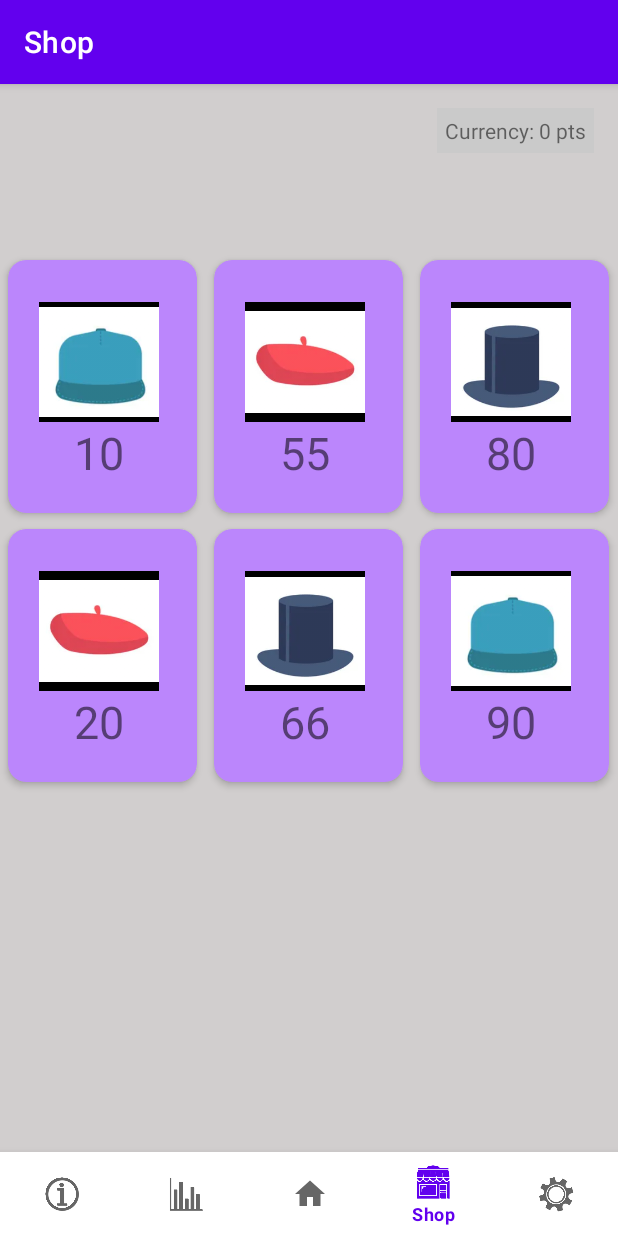
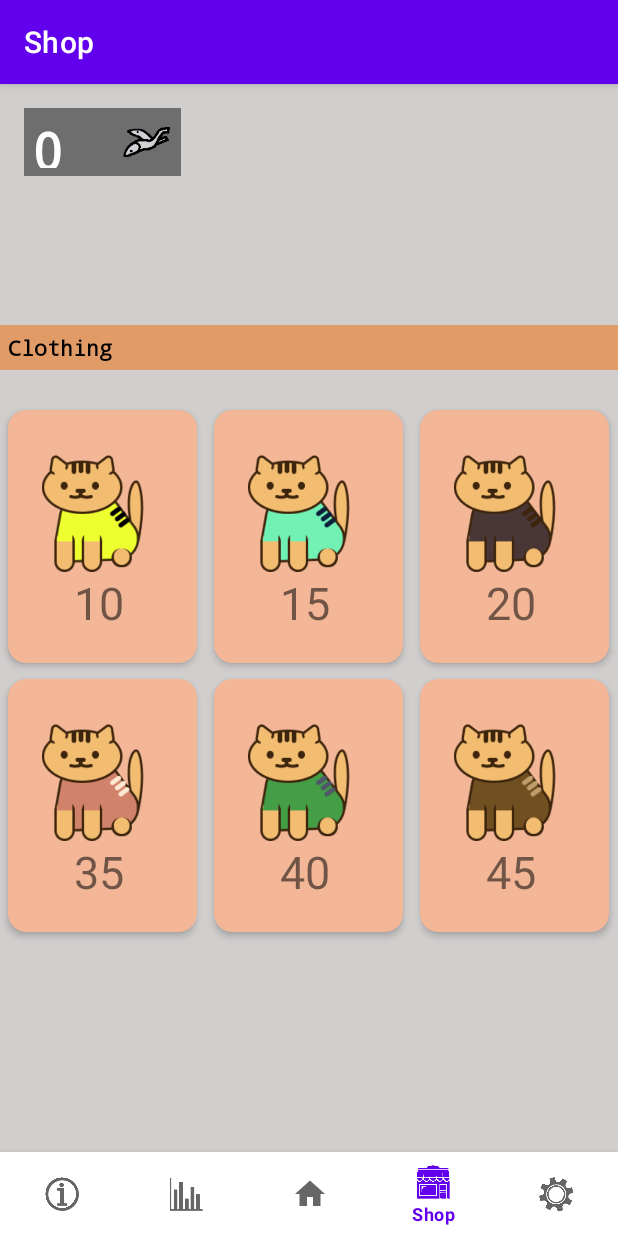
Before and after one commit to blackfloret/JuvenileDiabetesManager, an Android app: the ShopFragment screen opened through its navigation route, on a phone screen of 412 x 824 dp. Run offline under Robolectric (Android 15) with nearby library versions, the light colour scheme and no system bars; our stand-ins replace Room's generated code, navigation-ui.

Commit message:
completed shopping screen and styling

```diff
--- a/app/src/main/java/com/example/juvenilediabetesmanager/ShopRecyclerAdapter.kt
+++ b/app/src/main/java/com/example/juvenilediabetesmanager/ShopRecyclerAdapter.kt
@@ -7,8 +7,8 @@ import android.widget.TextView
 import androidx.recyclerview.widget.RecyclerView
 
 class ShopRecyclerAdapter: RecyclerView.Adapter<ShopRecyclerAdapter.ViewHolder>() {
-    private var costsArr = arrayOf("10", "55", "80", "20", "66", "90")
-    private var imagesArr = intArrayOf(R.drawable.hat1, R.drawable.hat2, R.drawable.hat3, R.drawable.hat2, R.drawable.hat3, R.drawable.hat1)
+    private var costsArr = arrayOf("10", "15", "20", "35", "40", "45")
+    private var imagesArr = intArrayOf(R.drawable.clothingitem01, R.drawable.clothingitem02, R.drawable.clothingitem03, R.drawable.clothingitem04, R.drawable.clothingitem05, R.drawable.clothingitem06)
 
     override fun onCreateViewHolder(parent: ViewGroup, viewType: Int): ViewHolder {
         val v = LayoutInflater.from(parent.context).inflate(R.layout.card_layout, parent, false)
--- a/app/src/main/res/layout/card_layout.xml
+++ b/app/src/main/res/layout/card_layout.xml
@@ -6,7 +6,7 @@
     xmlns:app="http://schemas.android.com/apk/res-auto"
     android:id="@+id/card_view"
     android:layout_margin="5dp"
-    app:cardBackgroundColor="@color/purple_200"
+    app:cardBackgroundColor="#FFF3B798"
     app:cardCornerRadius="12dp"
     app:cardElevation="3dp"
     app:contentPadding="4dp"
@@ -23,7 +23,7 @@
             android:layout_width="80dp"
             android:layout_height="80dp"
             android:layout_marginEnd="13dp"
-            android:background="@color/black"
+            android:background="#FFF3B798"
             app:layout_constraintBottom_toTopOf="@+id/textView1"
             app:layout_constraintEnd_toEndOf="parent"
             app:layout_constraintLeft_toLeftOf="parent"
--- a/app/src/main/res/layout/fragment_home.xml
+++ b/app/src/main/res/layout/fragment_home.xml
@@ -23,14 +23,14 @@
 
     <TextView
         android:id="@+id/currencyDisplay"
-        android:layout_width="wrap_content"
-        android:layout_height="wrap_content"
+        android:layout_width="59dp"
+        android:layout_height="45dp"
         android:layout_marginStart="16dp"
         android:layout_marginTop="16dp"
         android:background="#6E6E6E"
         android:fontFamily="monospace"
         android:padding="5dp"
-        android:text="858"
+        android:text="0"
         android:textAppearance="@style/TextAppearance.AppCompat.Body1"
         android:textColor="#FFFFFF"
         android:textSize="34sp"
--- a/app/src/main/res/layout/fragment_shop.xml
+++ b/app/src/main/res/layout/fragment_shop.xml
@@ -9,28 +9,66 @@
 
 
     <TextView
-        android:id="@+id/textView"
-        android:layout_width="wrap_content"
+        android:id="@+id/currencyDisplay"
+        android:layout_width="59dp"
+        android:layout_height="45dp"
+        android:layout_marginStart="16dp"
+        android:layout_marginTop="16dp"
+        android:background="#6E6E6E"
+        android:fontFamily="monospace"
+        android:padding="5dp"
+        android:text="0"
+        android:textAppearance="@style/TextAppearance.AppCompat.Body1"
+        android:textColor="#FFFFFF"
+        android:textSize="34sp"
+        android:textStyle="bold"
+        app:layout_constraintStart_toStartOf="parent"
+        app:layout_constraintTop_toTopOf="parent" />
+
+    <ImageView
+        android:id="@+id/imageView"
+        android:layout_width="0dp"
+        android:layout_height="0dp"
+        android:background="#6E6E6E"
+        android:padding="5dp"
+        android:scaleType="fitCenter"
+        android:src="@drawable/currency_fish"
+        app:layout_constraintBottom_toBottomOf="@+id/currencyDisplay"
+        app:layout_constraintDimensionRatio="1"
+        app:layout_constraintStart_toEndOf="@+id/currencyDisplay"
+        app:layout_constraintTop_toTopOf="@+id/currencyDisplay" />
+
+    <TextView
+        android:id="@+id/ClothingTag"
+        android:layout_width="0dp"
         android:layout_height="wrap_content"
-        android:layout_marginTop="16dp"
-        android:layout_marginEnd="16dp"
-        android:background="#CACACA"
+        android:layout_marginTop="20dp"
+        android:layout_marginBottom="21dp"
+        android:background="#E19B66"
+        android:fontFamily="monospace"
         android:padding="5dp"
-        android:text="@string/placeholder_currency"
+        android:text="Clothing"
+        android:textAppearance="@style/TextAppearance.AppCompat.Body1"
+        android:textColor="#000000"
+        android:textStyle="bold"
+        app:layout_constraintBottom_toTopOf="@+id/shopRecyclerView"
         app:layout_constraintEnd_toEndOf="parent"
-        app:layout_constraintTop_toTopOf="parent" />
+        app:layout_constraintStart_toStartOf="parent"
+        app:layout_constraintTop_toBottomOf="@+id/currencyDisplay"
+        app:layout_constraintVertical_bias="1.0" />
 
     <androidx.recyclerview.widget.RecyclerView
         android:id="@+id/shopRecyclerView"
         android:layout_width="match_parent"
-        android:layout_height="600dp"
+        android:layout_height="500dp"
+        android:layout_marginTop="70dp"
+        app:layoutManager="androidx.recyclerview.widget.GridLayoutManager"
         app:layout_constraintBottom_toBottomOf="parent"
         app:layout_constraintEnd_toEndOf="parent"
         app:layout_constraintHorizontal_bias="0.0"
         app:layout_constraintStart_toStartOf="parent"
-        app:layout_constraintTop_toTopOf="parent"
+        app:layout_constraintTop_toBottomOf="@+id/currencyDisplay"
         app:layout_constraintVertical_bias="1.0"
-        app:layoutManager="androidx.recyclerview.widget.GridLayoutManager"
-        app:spanCount="2"/>
+        app:spanCount="2" />
 
 </androidx.constraintlayout.widget.ConstraintLayout>
```
